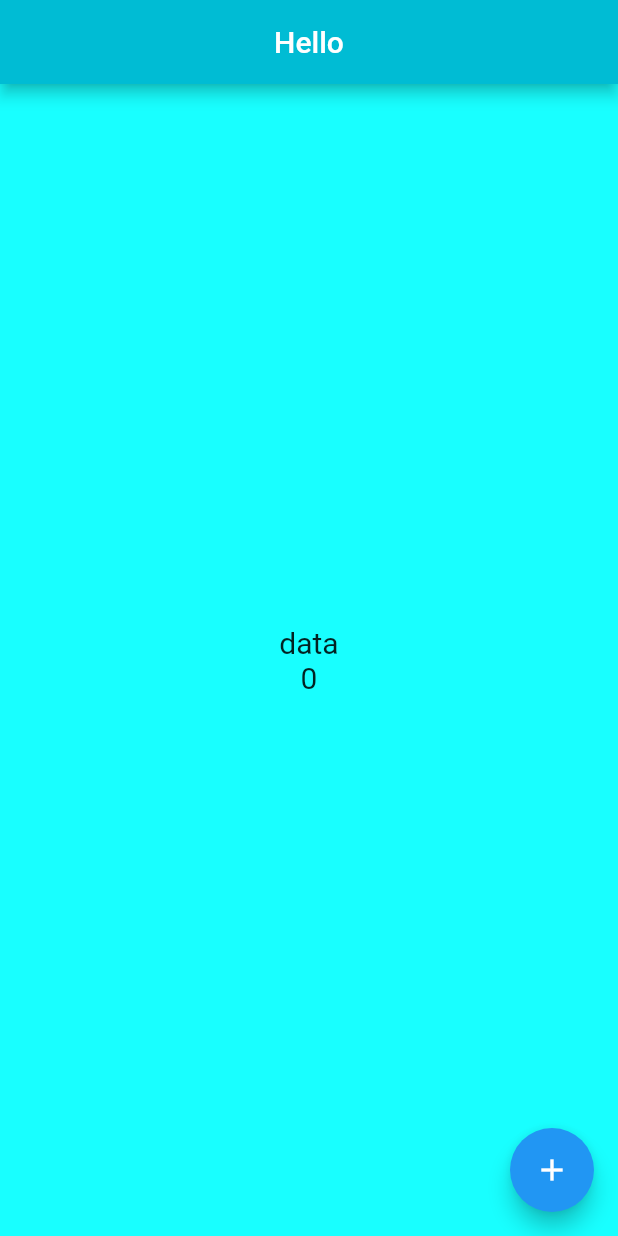
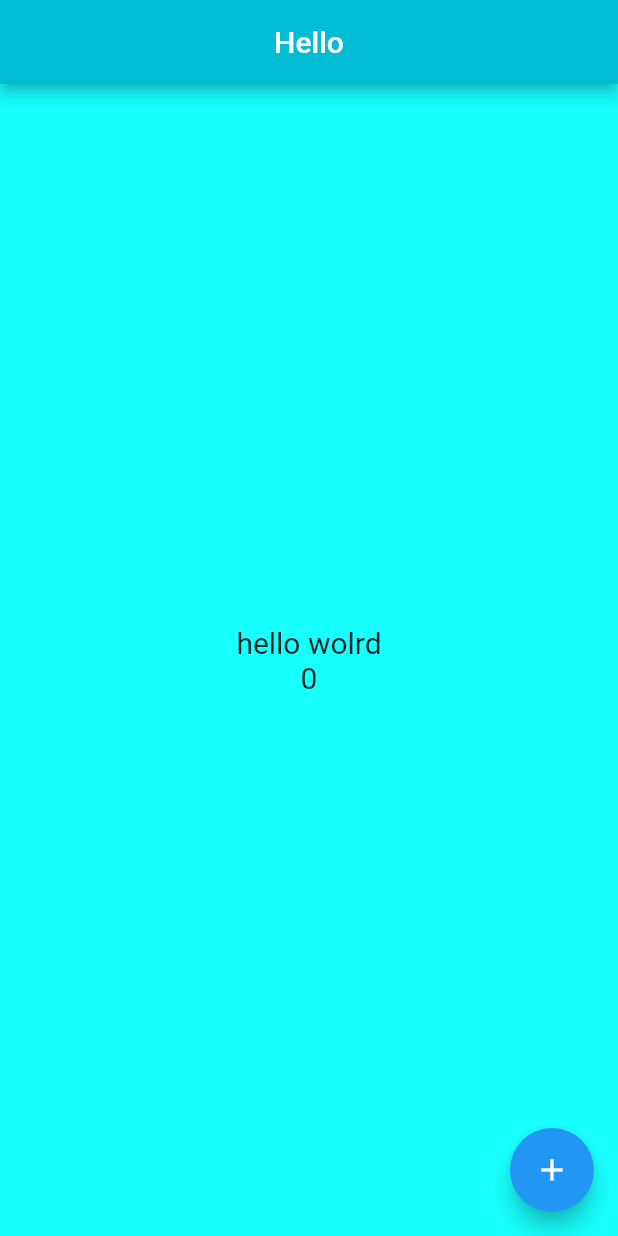
Before and after one commit to niksmalani/niks, a Flutter app: the screen it shows after launch, on a phone screen of 412 x 824 dp. Run offline on Flutter 3.47's test engine with Material 2 defaults, Android fonts, the phone set to English and light mode, and no system bars.

Commit message:
data chnage

```diff
--- a/lib/main.dart
+++ b/lib/main.dart
@@ -43,7 +43,7 @@ class _PageState extends State<Page> {
         mainAxisAlignment: MainAxisAlignment.center,
         children: <Widget>[
           Text(
-            "data",
+            "hello wolrd",
             style: TextStyle(fontSize: 20),
           ),
           StreamBuilder<int>(
```
